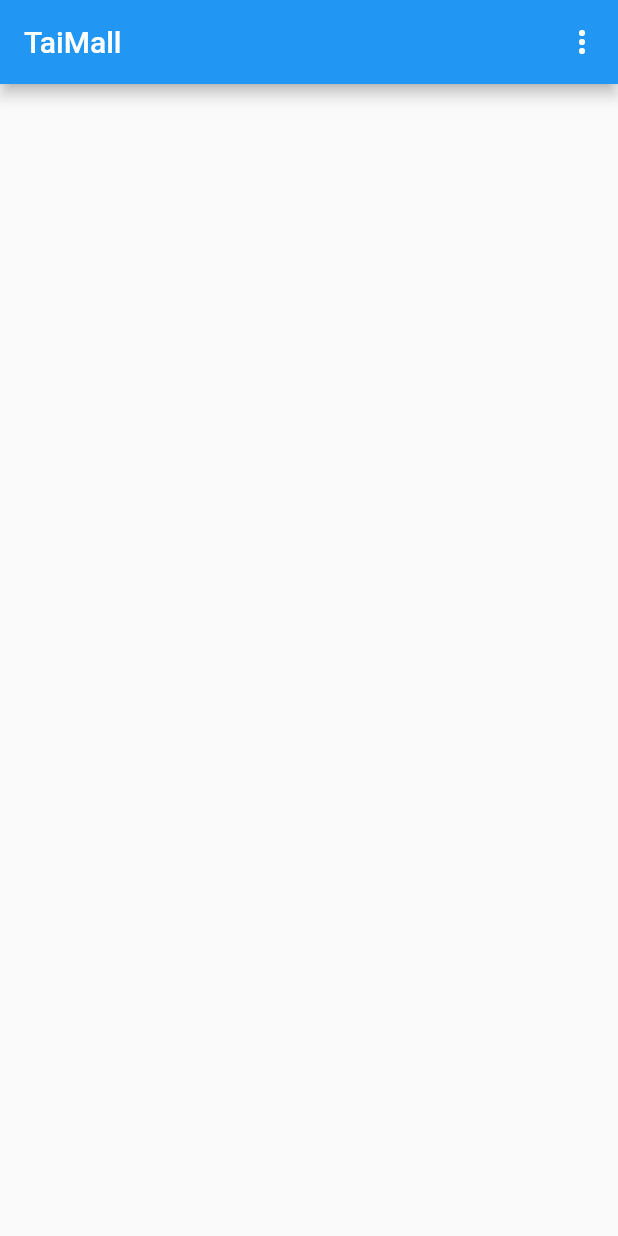
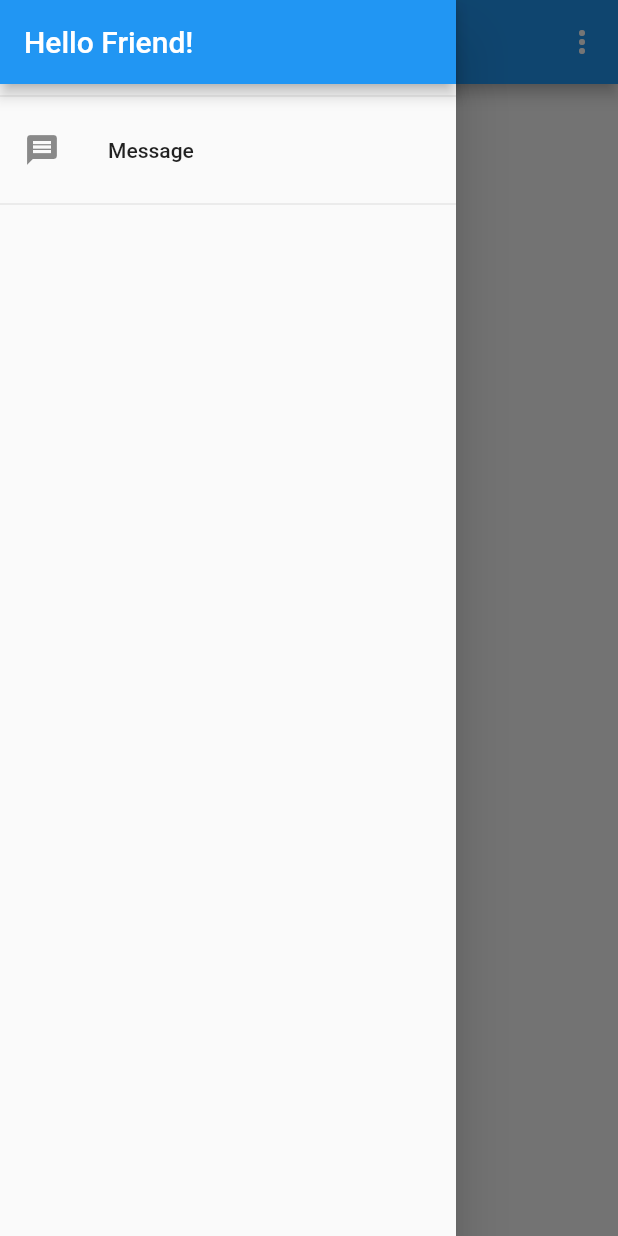
Before and after one commit to ramars250/newtaimall, a Flutter app: the screen it shows after launch, with the side drawer open (before the commit the screen has no drawer), on a phone screen of 412 x 824 dp. Run offline on Flutter 3.47's test engine with Material 2 defaults, Android fonts, the phone set to English and light mode, and no system bars.

Commit message:
開始建立

```diff
--- a/lib/screens/first_screen.dart
+++ b/lib/screens/first_screen.dart
@@ -1,4 +1,6 @@
 import 'package:flutter/material.dart';
+
+import '../widgets/app_drawer.dart';
 
 class FirstScreen extends StatefulWidget {
   @override
@@ -22,6 +24,7 @@ class _FirstScreenState extends State<FirstScreen> {
           )
         ],
       ),
+      drawer: AppDrawer(),
     );
   }
 }
--- /dev/null
+++ b/lib/widgets/app_drawer.dart
@@ -0,0 +1,23 @@
+import 'package:flutter/material.dart';
+
+class AppDrawer extends StatelessWidget {
+  @override
+  Widget build(BuildContext context) {
+    return Drawer(
+      child: Column(
+        children: [
+          AppBar(
+            title: Text('Hello Friend!'),
+            automaticallyImplyLeading: false,
+          ),
+          Divider(),
+          ListTile(
+            leading: Icon(Icons.message),
+            title: Text('Message'),
+          ),
+          Divider(),
+        ],
+      ),
+    );
+  }
+}
```
